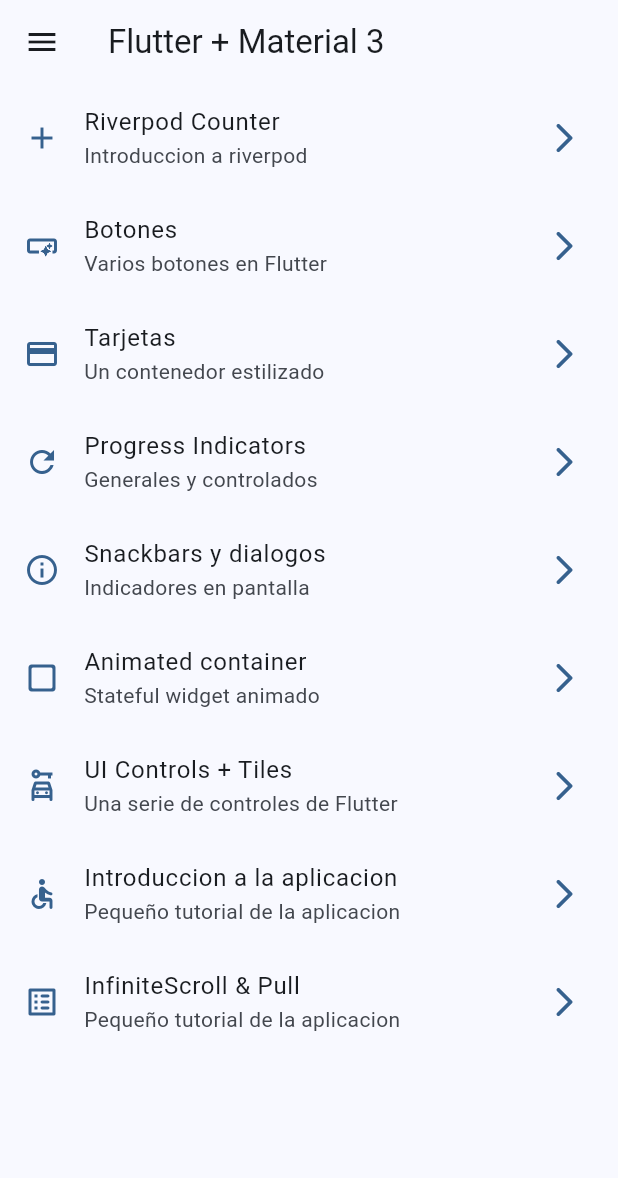
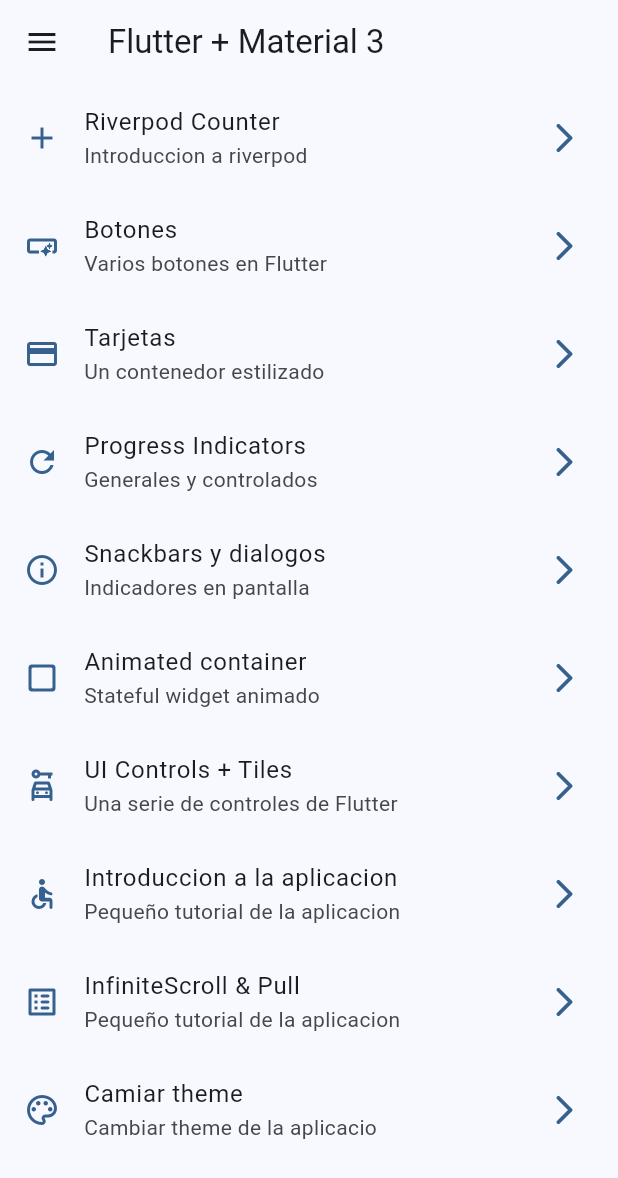
Before and after one commit to santiagomillan/widgets_app, a Flutter app: the screen it shows after launch, on a phone screen of 412 x 824 dp. Shown: the top 1178 px of the screen. Run offline on Flutter 3.47's test engine with Material 3 defaults, Android fonts, the phone set to English and light mode, and no system bars; our stand-ins replace animate_do, flutter_riverpod, go_router.

Commit message:
Pantalla para cambiar theme

```diff
--- a/lib/config/menu/menu_items.dart
+++ b/lib/config/menu/menu_items.dart
@@ -68,4 +68,10 @@ const appMenuItems = <MenuItem>[
     link: '/infinite',
     icon: Icons.list_alt_rounded,
   ),
+  MenuItem(
+    title: 'Camiar theme ',
+    subTitle: 'Cambiar theme de la aplicacio',
+    link: '/theme-changer',
+    icon: Icons.color_lens_outlined,
+  ),
 ];
--- a/lib/config/router/app_router.dart
+++ b/lib/config/router/app_router.dart
@@ -55,5 +55,10 @@ final appRouter = GoRouter(
       name: CounterScreen.name,
       builder: (context, state) => const CounterScreen(),
     ),
+    GoRoute(
+      path: '/theme-changer',
+      name: ThemeChangerScreen.name,
+      builder: (context, state) => const ThemeChangerScreen(),
+    ),
   ],
 );
--- a/lib/presentation/providers/counter_provider.dart
+++ b/lib/presentation/providers/counter_provider.dart
@@ -1,3 +1,3 @@
 import 'package:flutter_riverpod/flutter_riverpod.dart';
 
-final counterProvider = StateProvider((ref) => 5);
+final counterProvider = StateProvider((ref) => 0);
--- a/lib/presentation/providers/theme_provider.dart
+++ b/lib/presentation/providers/theme_provider.dart
@@ -1,3 +1,7 @@
 import 'package:flutter_riverpod/flutter_riverpod.dart';
+import 'package:widgets_app/config/theme/app_theme.dart';
 
 final isDarkmodeProvider = StateProvider((ref) => false);
+
+//listado de colores inmutable
+final colorListProvider = Provider((ref) => colorList);
--- a/lib/presentation/screens/screens.dart
+++ b/lib/presentation/screens/screens.dart
@@ -1,10 +1,11 @@
-export 'package:widgets_app/presentation/screens/counter/counter_screen.dart';
 export 'package:widgets_app/presentation/screens/animated/animated_screen.dart';
 export 'package:widgets_app/presentation/screens/app_tutorial/app_tutorial_screen.dart';
+export 'package:widgets_app/presentation/screens/buttons/buttons_screen.dart';
+export 'package:widgets_app/presentation/screens/cards/cards_screen.dart';
+export 'package:widgets_app/presentation/screens/counter/counter_screen.dart';
+export 'package:widgets_app/presentation/screens/home/home_screen.dart';
 export 'package:widgets_app/presentation/screens/infinite_scroll/infinite_scroll_screen.dart';
 export 'package:widgets_app/presentation/screens/progress/progress_screen.dart';
 export 'package:widgets_app/presentation/screens/snackbar/snackbar_screen.dart';
+export 'package:widgets_app/presentation/screens/theme-changer/theme_changer_screen.dart';
 export 'package:widgets_app/presentation/screens/ui_controls/ui_controls_screen.dart';
-export 'package:widgets_app/presentation/screens/buttons/buttons_screen.dart';
-export 'package:widgets_app/presentation/screens/cards/cards_screen.dart';
-export 'package:widgets_app/presentation/screens/home/home_screen.dart';
```
Also changed, not shown: lib/presentation/screens/theme-changer/theme_changer_screen.dart (added, +55 -0 lines).
